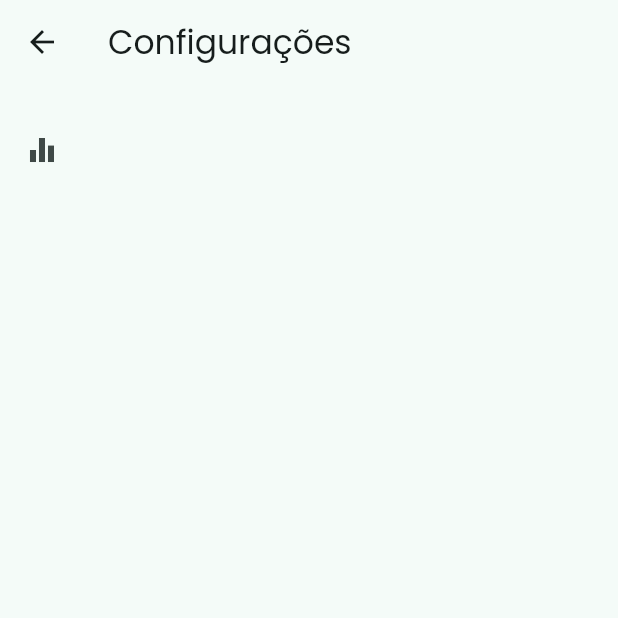
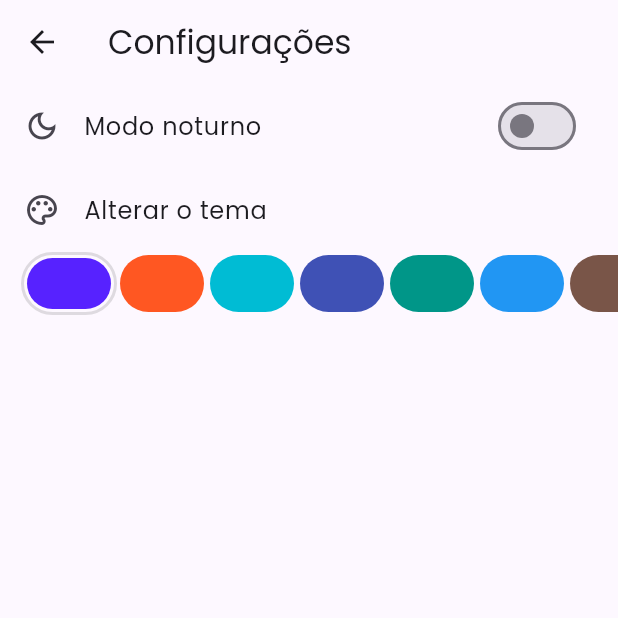
Before and after one commit to pedro-afk/android_music_player, a Flutter app: the screen it shows after launch, after a tap on the "settings" icon, on a phone screen of 412 x 824 dp, the top half of it. Run offline on Flutter 3.47's test engine with Material 2 defaults, Android fonts, the phone set to English and light mode, and no system bars; our stand-ins replace get_it, permission_handler, shared_preferences.

Commit message:
add dark mode, theme changer, skip song when finish...

```diff
--- /dev/null
+++ b/lib/app/app_preferences.dart
@@ -0,0 +1,16 @@
+import 'dart:convert';
+
+import 'package:shared_preferences/shared_preferences.dart';
+
+class AppPreferences {
+  final SharedPreferences _sharedPref;
+  AppPreferences(this._sharedPref);
+
+  Future<void> saveMap(String key, Map<String, dynamic> value) async {
+    await _sharedPref.setString(key, jsonEncode(value));
+  }
+
+  Future<Map<String, dynamic>> getMap(String key) async {
+    return jsonDecode(_sharedPref.getString(key) ?? "{}");
+  }
+}
--- a/lib/app/constant.dart
+++ b/lib/app/constant.dart
@@ -1,4 +1,5 @@
 abstract class Constants {
   static const String fontFamily = "Poppins";
   static const String channelName = "skymusic.dev/music_player";
+  static const String prefThemeSettings = "prefThemeSettings";
 }
--- a/lib/app/di.dart
+++ b/lib/app/di.dart
@@ -1,13 +1,37 @@
 import 'package:get_it/get_it.dart';
+import 'package:music_player/app/app_preferences.dart';
 import 'package:music_player/data/channel/audio_channel.dart';
 import 'package:music_player/view/home/my_home_page_viewmodel.dart';
+import 'package:music_player/view/settings/settings_viewmodel.dart';
+import 'package:shared_preferences/shared_preferences.dart';
 
 final instance = GetIt.instance;
 
-void initAppModule() {
+Future<void> initAppModule() async {
+  await preferencesModule();
+  audioModule();
+  homeModule();
+  settingsModule();
+}
+
+Future<void> preferencesModule() async {
+  final sharedPreferences = await SharedPreferences.getInstance();
+  instance.registerLazySingleton<AppPreferences>(
+      () => AppPreferences(sharedPreferences));
+}
+
+void audioModule() {
   instance.registerLazySingleton<AudioChannel>(() => AudioChannel());
+}
 
+void homeModule() {
   if (!GetIt.I.isRegistered<MyHomeViewModel>()) {
     instance.registerSingleton(MyHomeViewModel(instance()));
   }
 }
+
+void settingsModule() {
+  if (!GetIt.I.isRegistered<SettingsViewModel>()) {
+    instance.registerSingleton(SettingsViewModel(instance()));
+  }
+}
--- a/lib/app/my_app.dart
+++ b/lib/app/my_app.dart
@@ -1,18 +1,27 @@
 import 'package:flutter/material.dart';
+import 'package:music_player/app/di.dart';
+import 'package:music_player/data/model/setting/setting.dart';
 import 'package:music_player/resources/routes_manager.dart';
 import 'package:music_player/resources/theme_manager.dart';
+import 'package:music_player/view/settings/settings_viewmodel.dart';
 
 class MyApp extends StatelessWidget {
   const MyApp({super.key});
 
   @override
   Widget build(BuildContext context) {
-    return MaterialApp(
-      onGenerateRoute: RouteGenerator.getRoute,
-      initialRoute: Routes.mainRoute,
-      debugShowCheckedModeBanner: false,
-      theme: getApplicationTheme(),
-      title: 'Potato Music Player',
+    final SettingsViewModel viewModel = instance<SettingsViewModel>();
+    return StreamBuilder<Setting>(
+      initialData: viewModel.setting,
+      stream: viewModel.settingStream,
+      builder: (context, snapshot) {
+        return MaterialApp(
+          onGenerateRoute: RouteGenerator.getRoute,
+          initialRoute: Routes.mainRoute,
+          debugShowCheckedModeBanner: false,
+          theme: getApplicationTheme(snapshot.data!.colorTheme),
+        );
+      },
     );
   }
 }
--- a/lib/data/channel/audio_channel.dart
+++ b/lib/data/channel/audio_channel.dart
@@ -1,6 +1,6 @@
 import 'package:flutter/services.dart';
 import 'package:music_player/app/constant.dart';
-import 'package:music_player/data/helper/channel_method.dart';
+import 'package:music_player/resources/channel_method.dart';
 
 class AudioChannel {
   MethodChannel channel = const MethodChannel(Constants.channelName);
@@ -21,4 +21,6 @@ class AudioChannel {
   Future fetchAllAudios() async {
     return await channel.invokeMethod(ChannelMethod.readFilesMediaStore);
   }
+
+  // TODO: Adicionar chamada ao equalizador
 }
--- /dev/null
+++ b/lib/data/model/color_theme/color_theme.dart
@@ -0,0 +1,16 @@
+import 'package:json_annotation/json_annotation.dart';
+part 'color_theme.g.dart';
+
+@JsonSerializable()
+class ColorTheme {
+  String color;
+  bool darkMode;
+
+  int get parseColor => int.parse(color);
+  ColorTheme(this.color, {this.darkMode = false});
+
+  factory ColorTheme.fromJson(Map<String, dynamic> json) =>
+      _$ColorThemeFromJson(json);
+
+  Map<String, dynamic> toJson() => _$ColorThemeToJson(this);
+}
--- /dev/null
+++ b/lib/data/model/setting/setting.dart
@@ -0,0 +1,13 @@
+import 'package:json_annotation/json_annotation.dart';
+import 'package:music_player/data/model/color_theme/color_theme.dart';
+part 'setting.g.dart';
+
+@JsonSerializable()
+class Setting {
+  ColorTheme colorTheme;
+  Setting({required this.colorTheme});
+
+  factory Setting.fromJson(Map<String, dynamic> json) =>
+      _$SettingFromJson(json);
+  Map<String, dynamic> toJson() => _$SettingToJson(this);
+}
--- a/lib/main.dart
+++ b/lib/main.dart
@@ -2,7 +2,8 @@ import 'package:flutter/material.dart';
 import 'package:music_player/app/di.dart';
 import 'package:music_player/app/my_app.dart';
 
-void main() {
-  initAppModule();
+Future<void> main() async {
+  WidgetsFlutterBinding.ensureInitialized();
+  await initAppModule();
   runApp(const MyApp());
 }
--- a/lib/resources/app_strings.dart
+++ b/lib/resources/app_strings.dart
@@ -1,4 +1,7 @@
 abstract class AppStrings {
   static const String appBarHomeTitleSearch = "Músicas";
   static const String appBarTitleSettingsPage = "Configurações";
+  static const String messageAudiosNotFound = "Musicas não encontradas";
+  static const String titleListTileChangeTheme = "Alterar o tema";
+  static const String titleListTileDarkMode = "Modo noturno";
 }
--- a/lib/data/helper/channel_method.dart
+++ b/lib/resources/channel_method.dart
@@ -3,4 +3,5 @@ abstract class ChannelMethod {
   static const String pauseSong = "pauseSong";
   static const String readFilesMediaStore = "readFilesWithMediaStore";
   static const String getCurrentTrackPosition = "getCurrentTrackPosition";
+  static const String callEqualizer = "openEqualizer";
 }
--- a/lib/resources/size_manager.dart
+++ b/lib/resources/size_manager.dart
@@ -16,6 +16,10 @@ abstract class AppSize {
   static const double s30 = 30.0;
   static const double s34 = 34.0;
   static const double s36 = 36.0;
+  static const double s40 = 40.0;
+  static const double s42 = 42.0;
+  static const double s44 = 44.0;
+  static const double s46 = 46.0;
   static const double s56 = 56.0;
   static const double s62 = 62.0;
   static const double s64 = 64.0;
@@ -32,6 +36,8 @@ abstract class AppSize {
 }
 
 abstract class AppPadding {
+  static const double p2 = 2.0;
+  static const double p4 = 4.0;
   static const double p8 = 8.0;
   static const double p10 = 10.0;
   static const double p12 = 12.0;
--- a/lib/resources/theme_manager.dart
+++ b/lib/resources/theme_manager.dart
@@ -1,14 +1,14 @@
 import 'package:flutter/material.dart';
 import 'package:music_player/app/constant.dart';
-import 'package:music_player/resources/color_manager.dart';
+import 'package:music_player/data/model/color_theme/color_theme.dart';
 import 'package:music_player/resources/size_manager.dart';
 
-ThemeData getApplicationTheme() {
+ThemeData getApplicationTheme(ColorTheme theme) {
   return ThemeData(
     useMaterial3: true,
     colorScheme: ColorScheme.fromSeed(
-      seedColor: Colors.teal,
-      brightness: Brightness.light,
+      seedColor: Color(theme.parseColor),
+      brightness: theme.darkMode ? Brightness.dark : Brightness.light,
     ),
     fontFamily: Constants.fontFamily,
     sliderTheme: const SliderThemeData(
--- a/lib/view/home/my_home_page.dart
+++ b/lib/view/home/my_home_page.dart
@@ -54,8 +54,8 @@ class _MyHomePageState extends State<MyHomePage> {
           if (snapshot.data!.isEmpty) {
             return Center(
               child: Text(
-                'Musicas não encontradas',
-                style: Theme.of(context).textTheme.headlineSmall,
+                AppStrings.messageAudiosNotFound,
+                style: Theme.of(context).textTheme.titleLarge,
               ),
             );
           }
--- a/lib/view/home/my_home_page_viewmodel.dart
+++ b/lib/view/home/my_home_page_viewmodel.dart
@@ -116,11 +116,23 @@ class MyHomeViewModel {
   }
 
   Future<void> requestAccessDirectoryPermission() async {
-    var reqMedia = await Permission.mediaLibrary.request();
-    var reqExternal = await Permission.storage.request();
-    if (reqMedia.isGranted && reqExternal.isGranted) {
+    await Permission.storage.request();
+    await Permission.mediaLibrary.request();
+
+    var statusPermissionMedia = await Permission.mediaLibrary.status;
+    var statusPermissionStorage = await Permission.storage.status;
+
+    if (statusPermissionMedia.isGranted && statusPermissionStorage.isGranted) {
       await audioFiles();
+      return;
     }
+
+    if (statusPermissionMedia.isPermanentlyDenied ||
+        statusPermissionStorage.isPermanentlyDenied) {
+      openAppSettings();
+    }
+
+    _audioController.sink.add([]);
   }
 
   void startTimer(Audio audio) {
@@ -129,8 +141,12 @@ class MyHomeViewModel {
       const Duration(milliseconds: 1000),
       (timer) async {
         audio.currentTime = await _channel.getTrackTimerPosition();
-        if (audio.currentTime == audio.duration) {
-          audio.isPlaying = false;
+        if (audio.currentTime == 0 && audio.duration == currentAudio.duration) {
+          if (audio == _audios.last) {
+            await _pauseSong(audio);
+          } else {
+            await nextAudio();
+          }
         }
         _playerController.sink.add(audio);
       },
--- a/lib/view/settings/settings_view.dart
+++ b/lib/view/settings/settings_view.dart
@@ -1,6 +1,9 @@
 import 'package:flutter/material.dart';
+import 'package:music_player/app/di.dart';
+import 'package:music_player/data/model/setting/setting.dart';
 import 'package:music_player/resources/app_strings.dart';
-import 'package:music_player/resources/size_manager.dart';
+import 'package:music_player/view/settings/settings_viewmodel.dart';
+import 'package:music_player/view/widgets/set_color_theme.dart';
 
 class SettingsView extends StatefulWidget {
   const SettingsView({super.key});
@@ -10,22 +13,44 @@ class SettingsView extends StatefulWidget {
 }
 
 class _SettingsViewState extends State<SettingsView> {
+  final SettingsViewModel viewModel = instance<SettingsViewModel>();
+
+  @override
+  void initState() {
+    viewModel.init();
+    super.initState();
+  }
+
   @override
   Widget build(BuildContext context) {
     return Scaffold(
       appBar: AppBar(
         title: const Text(AppStrings.appBarTitleSettingsPage),
       ),
-      body: const SingleChildScrollView(
-        padding: EdgeInsets.only(top: AppPadding.p16),
-        child: Column(
-          children: [
-            ListTile(
-              leading: Icon(Icons.equalizer),
-            ),
-          ],
-        ),
-      ),
+      body: StreamBuilder<Setting>(
+          initialData: viewModel.setting,
+          stream: viewModel.settingStream,
+          builder: (context, snapshot) {
+            return Column(
+              crossAxisAlignment: CrossAxisAlignment.start,
+              mainAxisSize: MainAxisSize.min,
+              children: [
+                ListTile(
+                  leading: const Icon(Icons.dark_mode_outlined),
+                  title: const Text(AppStrings.titleListTileDarkMode),
+                  trailing: Switch(
+                    value: snapshot.data!.colorTheme.darkMode,
+                    onChanged: viewModel.toggleSwitchDarkMode,
+                  ),
+                ),
+                SetColorTheme(
+                  colors: viewModel.colors,
+                  colorSelected: snapshot.data!.colorTheme,
+                  onSelect: viewModel.setColorTheme,
+                ),
+              ],
+            );
+          }),
     );
   }
 }
--- a/lib/view/settings/settings_viewmodel.dart
+++ b/lib/view/settings/settings_viewmodel.dart
@@ -0,0 +1,69 @@
+import 'dart:async';
+import 'package:music_player/app/app_preferences.dart';
+import 'package:music_player/app/constant.dart';
+import 'package:music_player/data/model/color_theme/color_theme.dart';
+import 'package:music_player/data/model/setting/setting.dart';
+
+class SettingsViewModel {
+  final _settingsController = StreamController<Setting>.broadcast();
+  Stream<Setting> get settingStream => _settingsController.stream;
+
+  final AppPreferences _appPreferences;
+  Setting? setting;
+
+  SettingsViewModel(this._appPreferences) {
+    init();
+  }
+
+  Future<void> init() async {
+    final settingsPref =
+        await _appPreferences.getMap(Constants.prefThemeSettings);
+
+    if (settingsPref.isNotEmpty) {
+      setting = Setting.fromJson(settingsPref);
+    }
+
+    if (setting == null) {
+      setting = Setting(
+        colorTheme: ColorTheme(colors[0].color, darkMode: false),
+      );
+      await setUpSettings();
+      return;
+    }
+
+    setUpSettings();
+  }
+
+  Future<void> setUpSettings() async {
+    _settingsController.sink.add(setting!);
+    await saveSettingsPrefs();
+  }
+
+  Future<void> saveSettingsPrefs() async {
+    await _appPreferences.saveMap(
+        Constants.prefThemeSettings, setting?.toJson() ?? {});
+  }
+
+  void bind() {}
+
+  void toggleSwitchDarkMode(bool value) {
+    setting?.colorTheme.darkMode = value;
+    setUpSettings();
+  }
+
+  void setColorTheme(ColorTheme value) {
+    setting?.colorTheme.color = value.color;
+    setUpSettings();
+  }
+
+  List<ColorTheme> colors = [
+    ColorTheme("0xFF5722FF"),
+    ColorTheme("0xFFFF5722"),
+    ColorTheme("0xFF00BCD4"),
+    ColorTheme("0xFF3F51B5"),
+    ColorTheme("0xFF009688"),
+    ColorTheme("0xFF2196F3"),
+    ColorTheme("0xFF795548"),
+    ColorTheme("0xFFFFEA00"),
+  ];
+}
--- a/lib/view/widgets/audio_info.dart
+++ b/lib/view/widgets/audio_info.dart
@@ -24,6 +24,7 @@ class AudioInfo extends StatelessWidget {
                   height: AppSize.s268,
                   width: AppSize.s268,
                   decoration: BoxDecoration(
+                    borderRadius: BorderRadius.circular(AppSize.s12),
                     color: Colors.grey.withOpacity(ColorOpacity.o0_3),
                     gradient: LinearGradient(
                       colors: [
@@ -38,6 +39,7 @@ class AudioInfo extends StatelessWidget {
                   ),
                 )
               : ClipRRect(
+                  borderRadius: BorderRadius.circular(AppSize.s12),
                   child: Image.memory(
                     Uint8List.fromList(
                       base64Decode(
@@ -60,7 +62,7 @@ class AudioInfo extends StatelessWidget {
           child: Text(
             audio.title,
             overflow: TextOverflow.ellipsis,
-            style: Theme.of(context).textTheme.titleLarge,
+            style: Theme.of(context).textTheme.titleMedium,
           ),
         ),
         Padding(
--- a/lib/view/widgets/audio_tile.dart
+++ b/lib/view/widgets/audio_tile.dart
@@ -37,10 +37,13 @@ class AudioTile extends StatelessWidget {
                 : ColorManager.lightGrey,
             size: AppSize.s22,
           ),
-          Text(
-            audio.artist,
-            style: const TextStyle(
-              color: ColorManager.lightGrey,
+          Flexible(
+            child: Text(
+              audio.artist,
+              overflow: TextOverflow.ellipsis,
+              style: const TextStyle(
+                color: ColorManager.lightGrey,
+              ),
             ),
           ),
         ],
--- /dev/null
+++ b/lib/view/widgets/set_color_theme.dart
@@ -0,0 +1,66 @@
+import 'package:flutter/material.dart';
+import 'package:music_player/data/model/color_theme/color_theme.dart';
+import 'package:music_player/resources/app_strings.dart';
+import 'package:music_player/resources/size_manager.dart';
+
+class SetColorTheme extends StatelessWidget {
+  final List<ColorTheme> colors;
+  final ColorTheme colorSelected;
+  final void Function(ColorTheme color)? onSelect;
+
+  const SetColorTheme({
+    super.key,
+    required this.colors,
+    required this.colorSelected,
+    required this.onSelect,
+  });
+
+  @override
+  Widget build(BuildContext context) {
+    return Wrap(
+      children: [
+        const ListTile(
+          leading: Icon(Icons.color_lens_outlined),
+          title: Text(AppStrings.titleListTileChangeTheme),
+        ),
+        Container(
+          padding: const EdgeInsets.only(left: AppPadding.p14),
+          height: AppSize.s42,
+          child: ListView.builder(
+            itemCount: colors.length,
+            shrinkWrap: true,
+            scrollDirection: Axis.horizontal,
+            itemBuilder: (context, index) {
+              ColorTheme color = colors[index];
+              return Container(
+                decoration: BoxDecoration(
+                  borderRadius: BorderRadius.circular(AppSize.s90),
+                  border: colorSelected.color.contains(color.color)
+                      ? Border.all(
+                          width: AppSize.s2,
+                          color: Theme.of(context).focusColor,
+                        )
+                      : const Border(),
+                ),
+                child: InkWell(
+                  onTap: () => onSelect!(color),
+                  borderRadius: BorderRadius.circular(AppSize.s90),
+                  child: Padding(
+                    padding: const EdgeInsets.all(AppPadding.p2),
+                    child: Container(
+                      width: AppSize.s56,
+                      decoration: BoxDecoration(
+                        color: Color(color.parseColor),
+                        borderRadius: BorderRadius.circular(AppSize.s90),
+                      ),
+                    ),
+                  ),
+                ),
+              );
+            },
+          ),
+        ),
+      ],
+    );
+  }
+}
--- a/pubspec.yaml
+++ b/pubspec.yaml
@@ -39,8 +39,7 @@ dependencies:
   permission_handler: ^10.2.0
   get_it: ^7.4.0
   json_annotation: ^4.8.1
-  drift: ^2.10.0
-  sqlite3_flutter_libs: ^0.5.15
+  shared_preferences: ^2.2.0
 
 dev_dependencies:
   flutter_test:
@@ -54,7 +53,6 @@ dev_dependencies:
   flutter_lints: ^2.0.0
   build_runner: ^2.4.5
   json_serializable: ^6.7.0
-  drift_dev: ^2.10.0
 
 # For information on the generic Dart part of this file, see the
 # following page: https://dart.dev/tools/pub/pubspec
```
Also changed, not shown: lib/data/model/color_theme/color_theme.g.dart (added), lib/data/model/setting/setting.g.dart (added), pubspec.lock, 5 other files.
